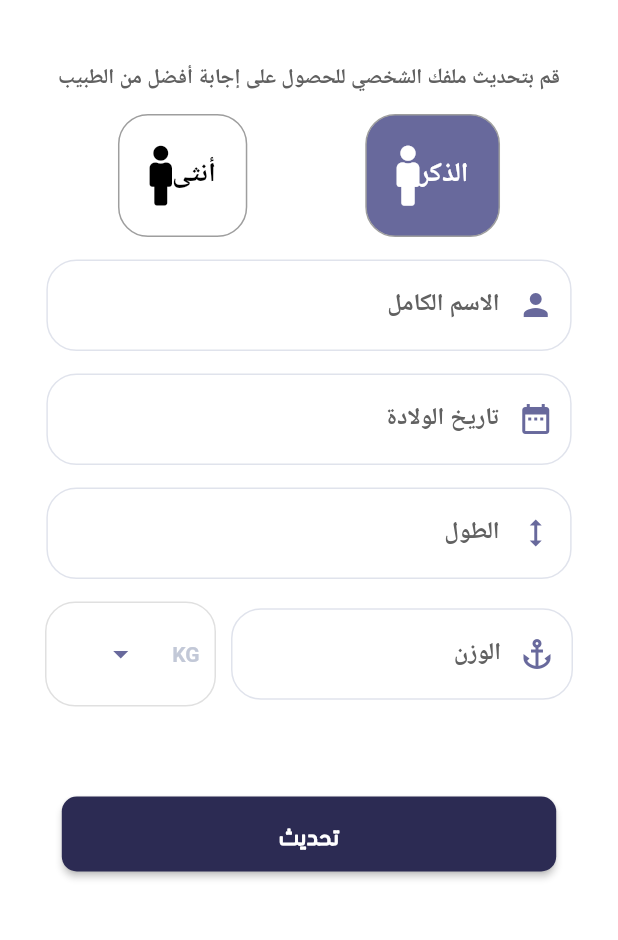
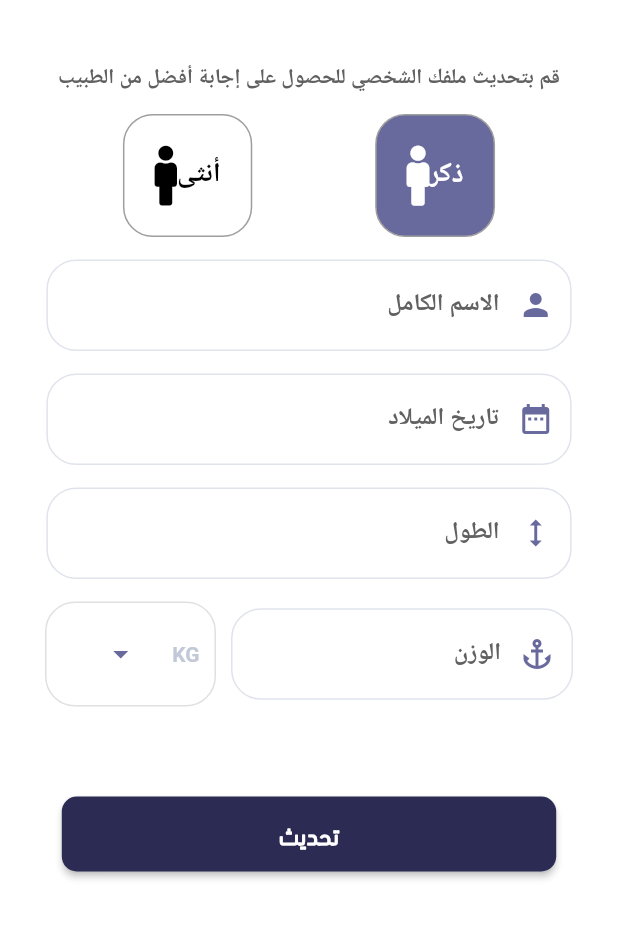
Before and after one commit to medoplay10/CvSporthelmy, a Flutter app: the ComplateProfileScreen screen opened directly, on a phone screen of 412 x 824 dp, the part 66-1006 px from its top. Run offline on Flutter 3.47's test engine with Material 2 defaults, Android fonts, the phone set to English and light mode, and no system bars; drawn by our look-alikes of datetime_picker_formfield; our stand-ins replace carousel_slider, easy_localization, flutter_screenutil, flutter_snake_navigationbar, font_awesome_flutter, intl_phone_number_input and 1 more; missing offline and left inert: fa_stepper, flutter_number_picker, sphere_bottom_navigation_bar; Roboto replaces fonts that are missing (Tajawal-Bold, Tajawal-Regular).

Commit message:
-update ui 12

```diff
--- a/assets/langs/ar.json
+++ b/assets/langs/ar.json
@@ -104,8 +104,8 @@
   "ComplateProfile": "اكمل الملف الشخصي",
   "TitalComplateProfile": "قم بتحديث ملفك الشخصي للحصول على إجابة أفضل من الطبيب",
   "Length": "الطول",
-  "date of Birth": "تاريخ الولادة",
+  "date of Birth": "تاريخ الميلاد",
   "weight": "الوزن",
-  "Male": "الذكر",
+  "Male": "ذكر",
   "Female": "أنثى"
 }
--- a/lib/Pages/Category/PlayerInfomation.dart
+++ b/lib/Pages/Category/PlayerInfomation.dart
@@ -43,7 +43,7 @@ class _PlayerInformationState extends State<PlayerInformation>
     super.initState();
     Provider.of<ProviderConstants>(context, listen: false)
         .ChangeIndexTap(Value: 0);
-    tabController = new TabController(length: 2, vsync: this, initialIndex: 0);
+    tabController = new TabController(length: 3, vsync: this, initialIndex: 0);
     tabController.addListener(_setActiveTabIndex);
   }
 
@@ -79,6 +79,7 @@ class _PlayerInformationState extends State<PlayerInformation>
           children: [
             ShowInormationScreen(),
             MyPostsProfileScreen(),
+            MyConversationProfileScreen(),
             //     MyConversationProfileScreen(),
           ], //01019334359
         ));
@@ -146,6 +147,9 @@ class _PlayerInformationState extends State<PlayerInformation>
             Tab(
                 child: ItemTapBar(
                     context: context, Tital: "منشوراتي ", indexItem: 1)),
+            Tab(
+                child: ItemTapBar(
+                    context: context, Tital: "محادثات ", indexItem: 2))
           ],
         ),
       ),
--- a/lib/Pages/Category/ShowInormationScreen.dart
+++ b/lib/Pages/Category/ShowInormationScreen.dart
@@ -138,7 +138,7 @@ class _ShowInormationScreenState extends State<ShowInormationScreen> {
           child: Column(
             children: [
               RowInformation(
-                  title: "تاريخ الولادة",
+                  title: "تاريخ الميلاد",
                   content: "24/10/1985",
                   iconTitle: Icons.calendar_today),
               RowInformation(
@@ -152,7 +152,7 @@ class _ShowInormationScreenState extends State<ShowInormationScreen> {
               RowInformation(
                   title: "الوزن", content: "76", iconTitle: Icons.anchor),
               RowInformation(
-                  title: "النادي",
+                  title: "النادى/الاكاديمية",
                   content: "اتحاد جدة",
                   iconTitle: Icons.person),
               RowInformation(
--- a/lib/Pages/TapsProfileScreen/MyDataProfileScreen.dart
+++ b/lib/Pages/TapsProfileScreen/MyDataProfileScreen.dart
@@ -57,7 +57,7 @@ class MyDataProfileScreen extends StatelessWidget {
           child: Column(
             children: [
               RowInformation(
-                  title: "تاريخ الولادة",
+                  title: "تاريخ الميلاد",
                   content: "24/10/1985",
                   iconTitle: Icons.calendar_today),
               RowInformation(
@@ -71,7 +71,7 @@ class MyDataProfileScreen extends StatelessWidget {
               RowInformation(
                   title: "الوزن", content: "76", iconTitle: Icons.anchor),
               RowInformation(
-                  title: "النادي",
+                  title: "النادى/الاكاديمية",
                   content: "اتحاد جدة",
                   iconTitle: Icons.person),
               RowInformation(
```
Also changed, not shown: assets/images/logoNew.png, 20 other files.
